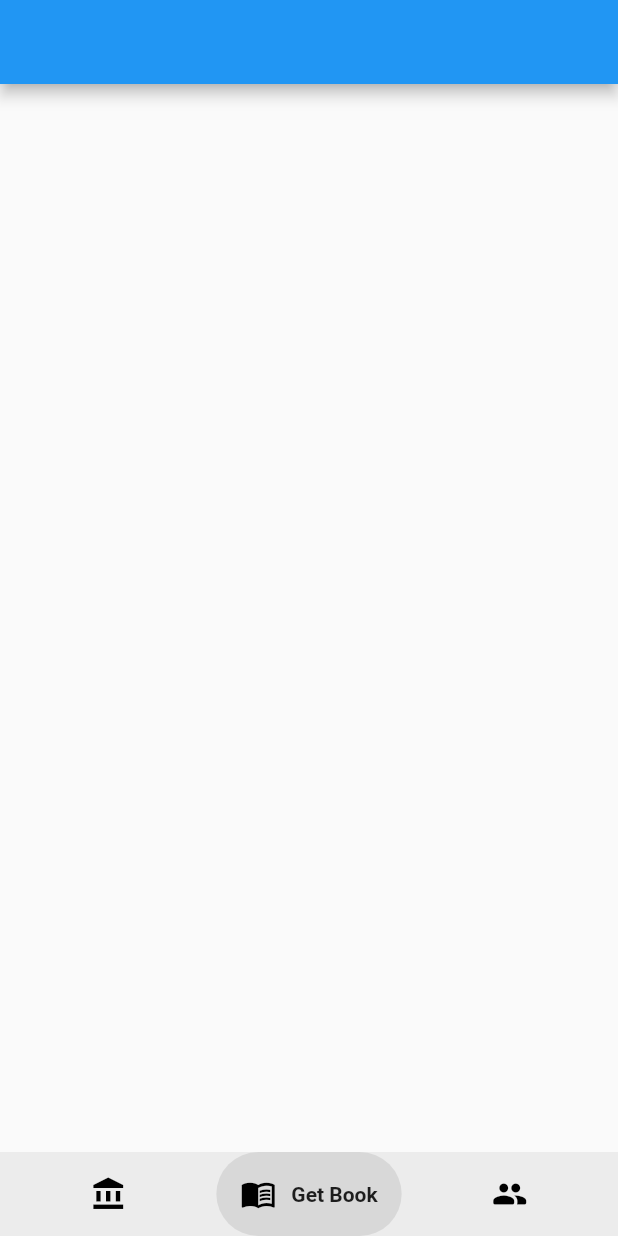
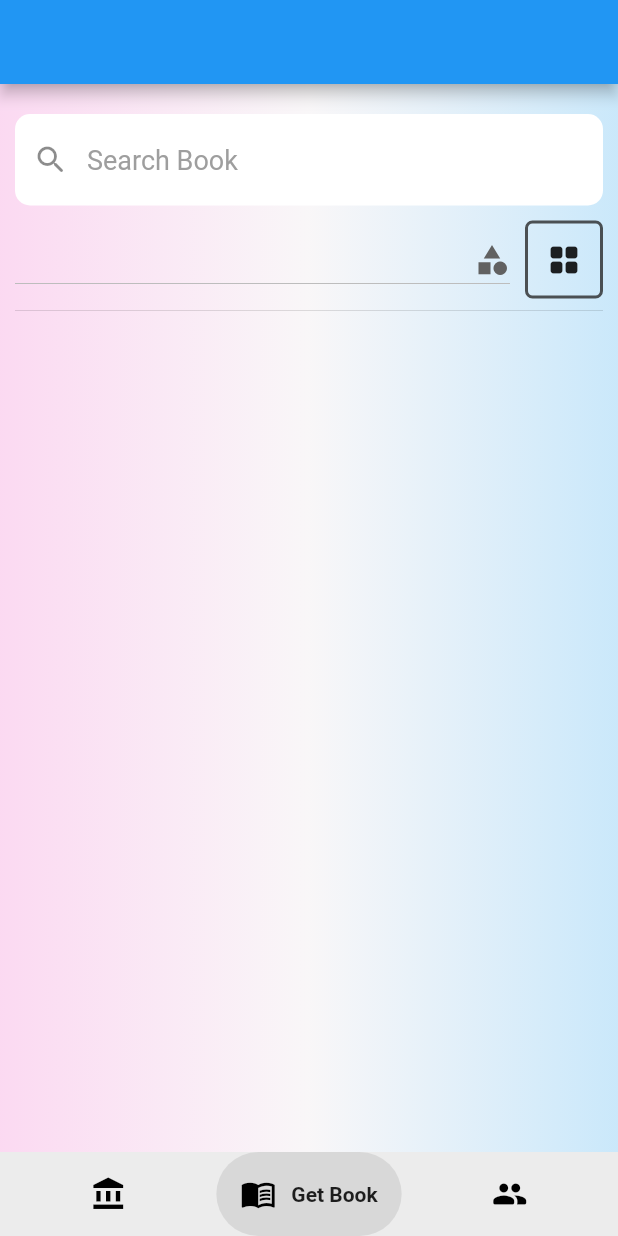
Before and after one commit to GTU-Ghostbusters/shelf_mobil_frontend, a Flutter app: the screen it shows after launch, item 2 of the bottom bar chosen, on a phone screen of 412 x 824 dp. Run offline on Flutter 3.47's test engine with Material 2 defaults, Android fonts, the light colour scheme and no system bars; drawn by our look-alikes of google_nav_bar; our stand-ins replace scroll_snap_list.

Commit message:
Created main structure of get book page
Search bar, category button and view type button are designed.

```diff
--- a/lib/pages/get_book_page.dart
+++ b/lib/pages/get_book_page.dart
@@ -1,4 +1,7 @@
 import 'package:flutter/material.dart';
+import 'package:shelf_mobil_frontend/types/category.dart';
+
+import '../types/enums.dart';
 
 class GetBookPage extends StatefulWidget {
   const GetBookPage({super.key});
@@ -8,8 +11,109 @@ class GetBookPage extends StatefulWidget {
 }
 
 class _GetBookPageState extends State<GetBookPage> {
+  static ViewType _viewType = ViewType.grid;
+  List<Category> categoryList = Category.getCategoryList();
   @override
   Widget build(BuildContext context) {
-    return const Scaffold();
+    return Scaffold(
+      body: Container(
+        padding: const EdgeInsets.all(10),
+        decoration: const BoxDecoration(
+          gradient: LinearGradient(
+            tileMode: TileMode.mirror,
+            colors: [
+              Color.fromARGB(70, 255, 131, 220),
+              Color.fromARGB(70, 246, 238, 243),
+              Color.fromARGB(70, 76, 185, 252),
+            ],
+          ),
+        ),
+        child: Column(
+          children: [
+            const SizedBox(height: 10),
+            Row(
+              children: [
+                Flexible(
+                  flex: 1,
+                  child: TextField(
+                    cursorColor: Colors.grey,
+                    decoration: InputDecoration(
+                      fillColor: Colors.white,
+                      filled: true,
+                      border: OutlineInputBorder(
+                          borderRadius: BorderRadius.circular(10),
+                          borderSide: BorderSide.none),
+                      hintText: 'Search Book',
+                      hintStyle:
+                          const TextStyle(color: Colors.grey, fontSize: 18),
+                      prefixIcon: Container(
+                        width: 18,
+                        padding: const EdgeInsets.all(5),
+                        child: const Icon(Icons.search_rounded),
+                      ),
+                    ),
+                  ),
+                ),
+              ],
+            ),
+            const SizedBox(height: 10),
+            Row(
+              mainAxisAlignment: MainAxisAlignment.spaceBetween,
+              children: [
+                Flexible(
+                  fit: FlexFit.tight,
+                  flex: 1,
+                  child: DropdownButton(
+                    alignment: Alignment.topCenter,
+                    isExpanded: true,elevation: 6,
+                    icon: const Icon(Icons.category),
+                    items: const [
+                      DropdownMenuItem(
+                          value: "Category1", child: Text("Category1"))
+                    ],
+                    onChanged: ((value) {}),
+                  ),
+                ),
+                const SizedBox(width: 10),
+                Container(
+                  decoration: BoxDecoration(
+                    borderRadius: BorderRadius.circular(5),
+                    border: Border.all(
+                      width: 2,
+                      color: const Color.fromARGB(200, 37, 37, 37),
+                    ),
+                  ),
+                  child: IconButton(
+                    onPressed: () {
+                      _viewType == ViewType.grid
+                          ? _viewType = ViewType.list
+                          : _viewType = ViewType.grid;
+                      setState(
+                        () {},
+                      );
+                    },
+                    icon: _viewType == ViewType.grid
+                        ? const Icon(Icons.grid_view_rounded)
+                        : const Icon(Icons.list_alt_rounded),
+                  ),
+                ),
+              ],
+            ),
+            const Divider(),
+            Expanded(
+              child: _viewType == ViewType.grid
+                  ? GridView.count(
+                      crossAxisCount: 2,
+                      childAspectRatio: 0.8,
+                    )
+                  : GridView.count(
+                      crossAxisCount: 1,
+                      childAspectRatio: 2.7,
+                    ),
+            ),
+          ],
+        ),
+      ),
+    );
   }
 }
--- a/lib/types/enums.dart
+++ b/lib/types/enums.dart
@@ -1 +1,5 @@
-enum CategorySort{alphabetic, numberOfBooks}
+enum CategorySort { alphabetic, numberOfBooks }
+
+enum ViewType { grid, list }
+
+enum CargoPaymentType { senderPays, receiverPays }
```
